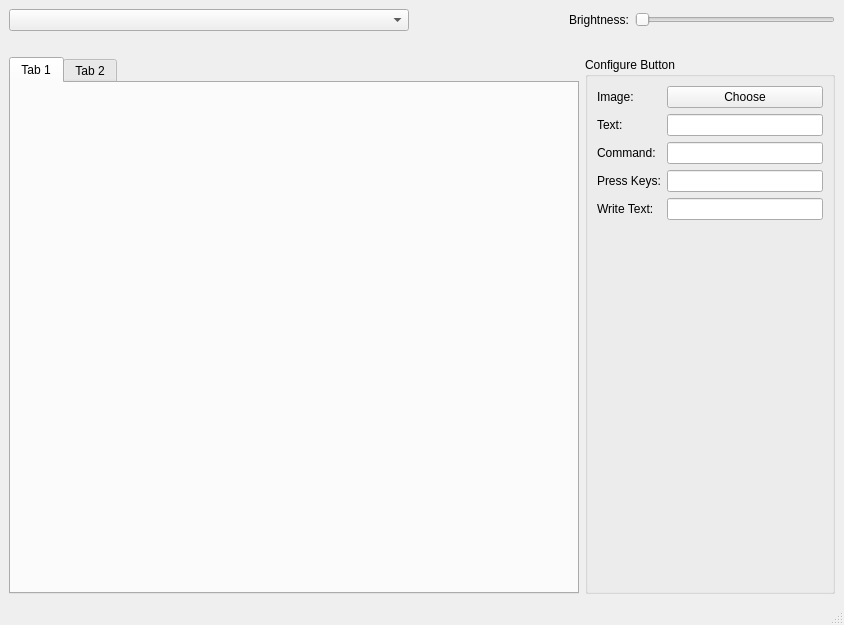
timothycrosley/streamdeck-ui, file streamdeck_ui/main.ui: the form before one commit.
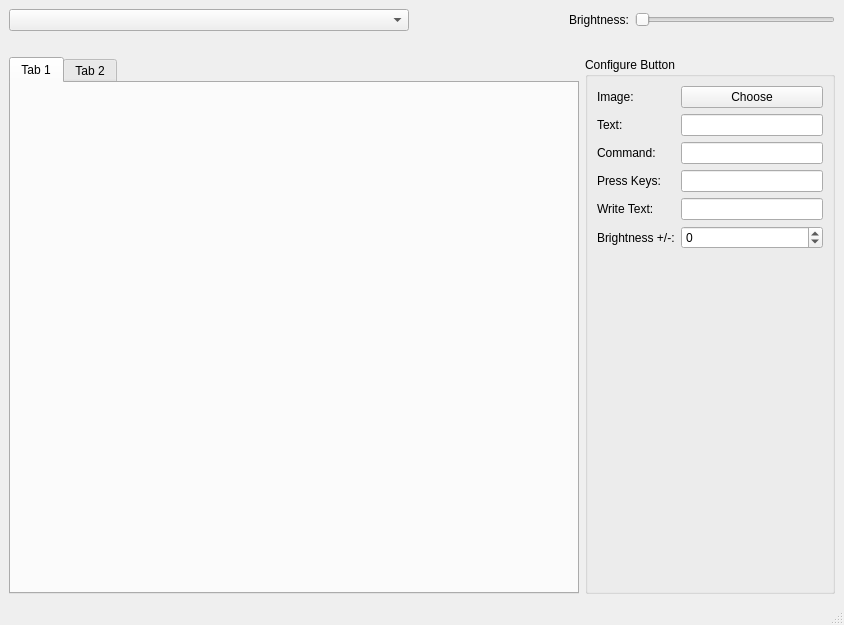
The form after the commit.

Commit message: Add ablity for streamdeck buttons to increase and decrease streamdeck brightness

Diff of the .ui file:
```diff
--- a/streamdeck_ui/main.ui
+++ b/streamdeck_ui/main.ui
@@ -173,6 +173,20 @@
              <item row="4" column="1">
               <widget class="QLineEdit" name="write"/>
              </item>
+             <item row="5" column="0">
+              <widget class="QLabel" name="label_7">
+               <property name="text">
+                <string>Brightness +/-:</string>
+               </property>
+              </widget>
+             </item>
+             <item row="5" column="1">
+              <widget class="QSpinBox" name="change_brightness">
+               <property name="minimum">
+                <number>-99</number>
+               </property>
+              </widget>
+             </item>
             </layout>
            </item>
           </layout>
```
The commit also changes 2 other files.
